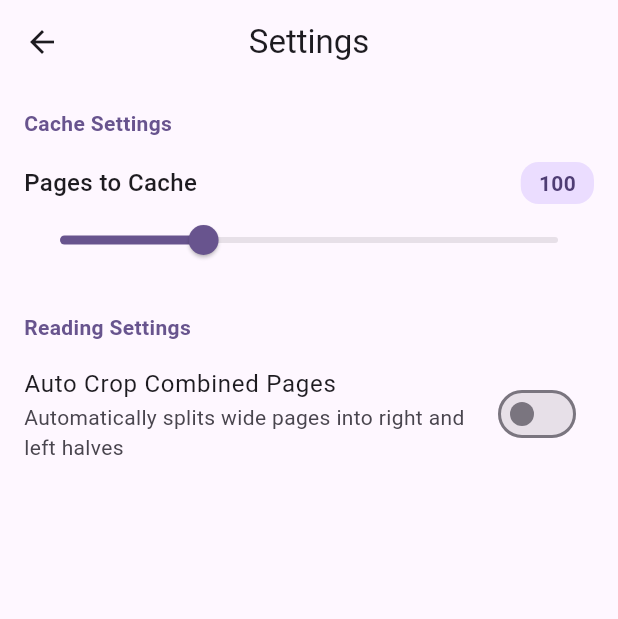
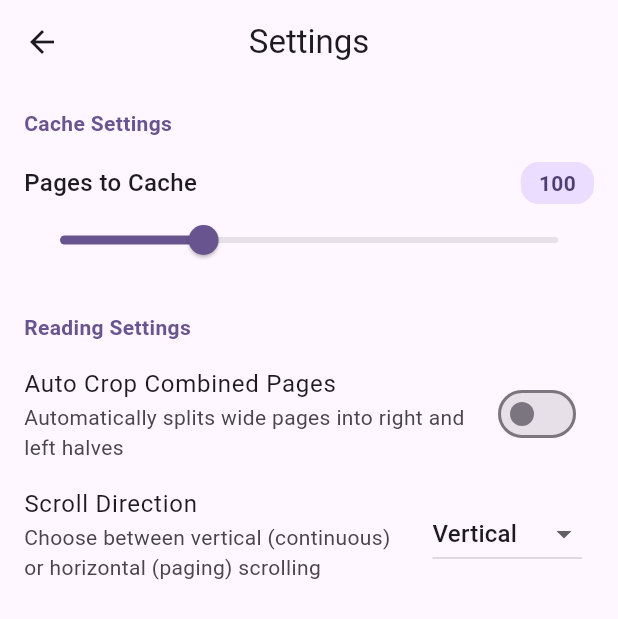
Before and after one commit to seahwm/manga_reader, a Flutter app: the SettingsScreen screen opened directly, on a phone screen of 412 x 824 dp. Shown: the top 619 px of the screen. Run offline on Flutter 3.47's test engine with Material 3 defaults, Android fonts, the phone set to English and light mode, and no system bars; our stand-ins replace file_picker, flutter_riverpod, permission_handler, shared_preferences; missing offline and left inert: confirm_dialog, zoom_view; accounts and stored records are empty.

Commit message:
feat: add horizontal scroll direction option
- Added `scroll_direction` key to `AppUtils`
- Created `scrollDirectionProvider` using Riverpod and `SharedPreferencesAsync`
- Added dropdown in settings to choose between vertical and horizontal scroll
- Modified `MangaDetail` to use `ZoomListView` for vertical and `PageView` with `InteractiveViewer` for horizontal scrolling (gallery mode).

Co-authored-by: seahwm <39093905+seahwm@users.noreply.github.com>

```diff
--- /dev/null
+++ b/lib/provider/scroll_direction_provider.dart
@@ -0,0 +1,23 @@
+import 'package:flutter/material.dart';
+import 'package:flutter_riverpod/flutter_riverpod.dart';
+import 'package:manga_reader/utils/app_utils.dart';
+import 'package:shared_preferences/shared_preferences.dart';
+
+class ScrollDirectionNotifier extends AsyncNotifier<Axis> {
+  @override
+  Future<Axis> build() async {
+    final prefs = SharedPreferencesAsync();
+    final isHorizontal = await prefs.getBool(AppUtils.scrollDirectionKey) ?? false;
+    return isHorizontal ? Axis.horizontal : Axis.vertical;
+  }
+
+  Future<void> setScrollDirection(Axis direction) async {
+    state = AsyncData(direction);
+    final prefs = SharedPreferencesAsync();
+    await prefs.setBool(AppUtils.scrollDirectionKey, direction == Axis.horizontal);
+  }
+}
+
+final scrollDirectionProvider = AsyncNotifierProvider<ScrollDirectionNotifier, Axis>(
+  ScrollDirectionNotifier.new,
+);
--- a/lib/screens/setting.dart
+++ b/lib/screens/setting.dart
@@ -2,6 +2,7 @@ import 'package:flutter/material.dart';
 import 'package:flutter_riverpod/flutter_riverpod.dart';
 import 'package:manga_reader/provider/cache_size_provider.dart';
 import 'package:manga_reader/provider/auto_crop_provider.dart';
+import 'package:manga_reader/provider/scroll_direction_provider.dart';
 
 import '../utils/loading.dart';
 
@@ -23,18 +24,20 @@ class _SettingsScreenState extends ConsumerState<SettingsScreen> {
   Widget build(BuildContext context) {
     final cacheSize=ref.watch(cacheSizeProvider);
     final autoCrop=ref.watch(autoCropProvider);
+    final scrollDirection=ref.watch(scrollDirectionProvider);
 
-    if (cacheSize.isLoading || autoCrop.isLoading) {
+    if (cacheSize.isLoading || autoCrop.isLoading || scrollDirection.isLoading) {
       return const Loading();
     }
 
     if (cacheSize.hasError) return Text('Error: ${cacheSize.error}');
     if (autoCrop.hasError) return Text('Error: ${autoCrop.error}');
+    if (scrollDirection.hasError) return Text('Error: ${scrollDirection.error}');
 
-    return _buildSettingScreen(cacheSize.value ?? 100, autoCrop.value ?? false);
+    return _buildSettingScreen(cacheSize.value ?? 100, autoCrop.value ?? false, scrollDirection.value ?? Axis.vertical);
   }
 
-  Widget _buildSettingScreen(int cacheSize, bool isAutoCrop){
+  Widget _buildSettingScreen(int cacheSize, bool isAutoCrop, Axis scrollDir){
     return Scaffold(
       appBar: AppBar(title: const Text('Settings'), centerTitle: true),
       body: Stack(
@@ -109,6 +112,28 @@ class _SettingsScreenState extends ConsumerState<SettingsScreen> {
                   ref.read(autoCropProvider.notifier).setAutoCrop(value);
                 },
               ),
+              ListTile(
+                title: const Text('Scroll Direction'),
+                subtitle: const Text('Choose between vertical (continuous) or horizontal (paging) scrolling'),
+                trailing: DropdownButton<Axis>(
+                  value: scrollDir,
+                  onChanged: (Axis? newValue) {
+                    if (newValue != null) {
+                      ref.read(scrollDirectionProvider.notifier).setScrollDirection(newValue);
+                    }
+                  },
+                  items: const [
+                    DropdownMenuItem(
+                      value: Axis.vertical,
+                      child: Text('Vertical'),
+                    ),
+                    DropdownMenuItem(
+                      value: Axis.horizontal,
+                      child: Text('Horizontal'),
+                    ),
+                  ],
+                ),
+              ),
             ],
           ),
           if (_isLoading) const Loading(),
--- a/lib/utils/app_utils.dart
+++ b/lib/utils/app_utils.dart
@@ -6,6 +6,7 @@ class AppUtils {
   static const dirKey = 'manga_directory';
   static const cacheSize = 'cache_size';
   static const autoCropKey = 'auto_crop';
+  static const scrollDirectionKey = 'scroll_direction';
   static const dbName = 'manga.db';
 
   static List<String> imgExtensions = [
```
Also changed, not shown: lib/screens/manga_detail.dart (+47 -31 lines).
